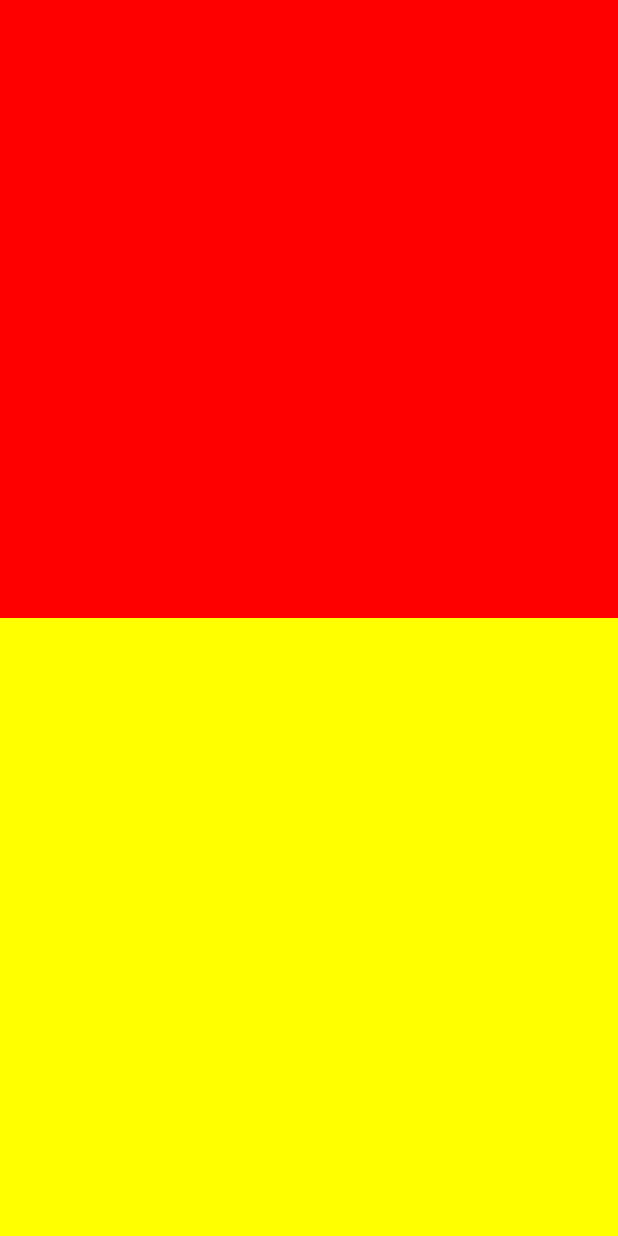
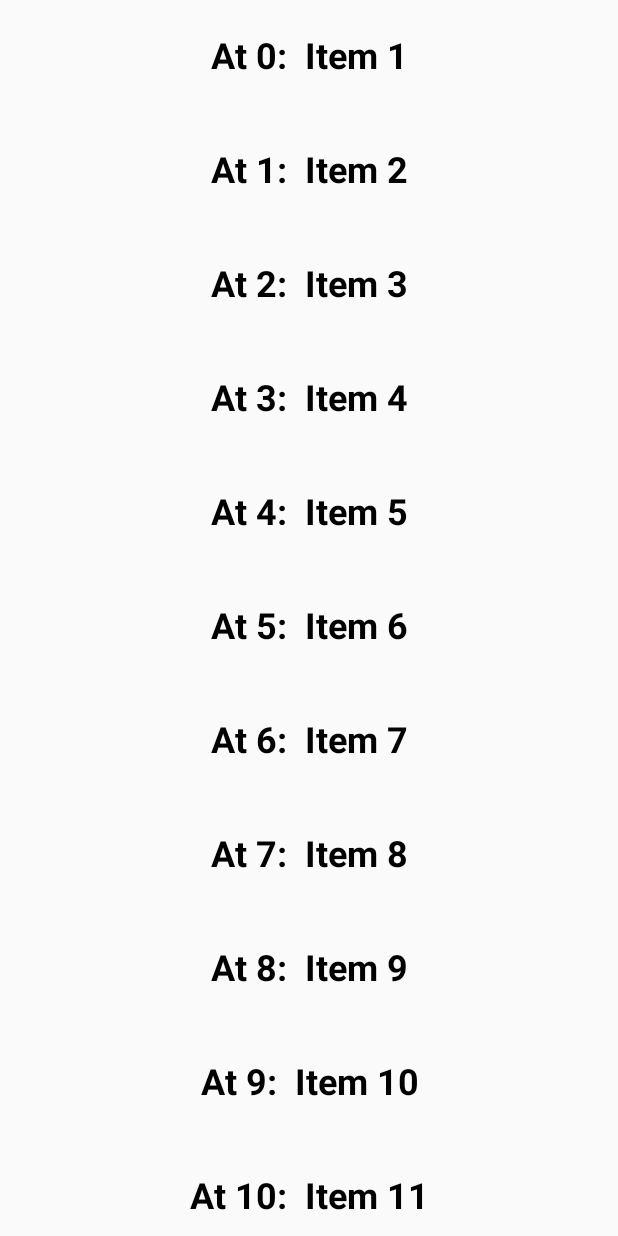
Before and after one commit to FarasatN/AppCompose, an Android app built with Jetpack Compose: the screen it shows after launch (MainActivity), on a phone screen of 412 x 824 dp. Run offline under Robolectric (Android 15) with nearby library versions, the phone set to English and light mode, and no system bars.

Commit message:
Replacement of Recyclerview

```diff
--- a/app/src/main/java/com/example/appcompose/MainActivity.kt
+++ b/app/src/main/java/com/example/appcompose/MainActivity.kt
@@ -2,8 +2,10 @@ package com.example.appcompose
 
 import android.annotation.SuppressLint
 import android.content.Intent
+import android.content.res.Resources.Theme
 import android.net.Uri
 import android.os.Bundle
+import android.widget.Button
 import androidx.activity.ComponentActivity
 import androidx.activity.compose.setContent
 import androidx.compose.foundation.background
@@ -11,10 +13,29 @@ import androidx.compose.foundation.clickable
 import androidx.compose.foundation.layout.Box
 import androidx.compose.foundation.layout.Column
 import androidx.compose.foundation.layout.fillMaxSize
+import androidx.compose.foundation.layout.fillMaxWidth
+import androidx.compose.foundation.layout.padding
+import androidx.compose.foundation.layout.wrapContentSize
+import androidx.compose.foundation.lazy.LazyColumn
+import androidx.compose.foundation.lazy.items
+import androidx.compose.foundation.lazy.itemsIndexed
+import androidx.compose.foundation.rememberScrollState
+import androidx.compose.foundation.verticalScroll
+import androidx.compose.material.icons.Icons
+import androidx.compose.material.icons.filled.Add
+import androidx.compose.material3.ExtendedFloatingActionButton
+import androidx.compose.material3.Icon
+import androidx.compose.material3.Scaffold
+import androidx.compose.material3.Snackbar
+import androidx.compose.material3.SnackbarHost
+import androidx.compose.material3.SnackbarHostState
 import androidx.compose.material3.Text
+import androidx.compose.material3.rememberBottomSheetScaffoldState
 import androidx.compose.runtime.Composable
 import androidx.compose.runtime.mutableStateOf
 import androidx.compose.runtime.remember
+import androidx.compose.runtime.rememberCoroutineScope
+import androidx.compose.ui.Alignment
 import androidx.compose.ui.Modifier
 import androidx.compose.ui.graphics.Color
 import androidx.compose.ui.platform.LocalUriHandler
@@ -26,8 +47,12 @@ import androidx.compose.ui.text.font.FontWeight
 import androidx.compose.ui.text.style.TextAlign
 import androidx.compose.ui.text.style.TextDecoration
 import androidx.compose.ui.text.withStyle
+import androidx.compose.ui.tooling.preview.Preview
+import androidx.compose.ui.unit.dp
 import androidx.compose.ui.unit.sp
 import kotlinx.coroutines.Delay
+import kotlinx.coroutines.launch
+import java.util.ArrayList
 import java.util.Timer
 import kotlin.random.Random
 
@@ -167,52 +192,148 @@ class MainActivity : ComponentActivity() {
         //--------------------------------
 
 
+//        setContent {
+//            Column(Modifier.fillMaxSize()) {
+//                val color = remember {
+//                    mutableStateOf(Color.Yellow)
+//                }
+//                ColorBox(
+//                    Modifier
+//                        .weight(1f)
+//                        .fillMaxSize()
+//                ){
+//                    color.value = it
+//                }
+//                Box(
+//                    modifier = Modifier
+//                        .background(color.value)
+//                        .weight(1f)
+//                        .fillMaxSize()
+//                )
+//            }
+//        }
+
+
+        //-----------------------------
+
+//        setContent{
+//            val scope = rememberCoroutineScope()
+//            val snackbarHostState = remember { SnackbarHostState() }
+//            Scaffold(
+//                snackbarHost = {
+//                    SnackbarHost(hostState = snackbarHostState)
+//                },
+//                floatingActionButton = {
+//                    ExtendedFloatingActionButton(
+//                        text = { Text("Show snackbar") },
+//                        icon = { Icon(Icons.Filled.Add, contentDescription = "") },
+//                        onClick = {
+//                            scope.launch {
+//                                snackbarHostState.showSnackbar("Snackbar")
+//                            }
+//                        }
+//                    )
+//                },
+//                content = { paddingValues ->
+//                    // Your main content goes here
+//                    Column(
+//                        modifier = Modifier
+//                            .fillMaxSize()
+//                            .padding(paddingValues) // Respect scaffold padding
+//                    ) {
+//                        Text("Hello, World!")
+//                    }
+//                }
+//            )
+//        }
+
+
+        //---------------------
+
         setContent {
-            Column(Modifier.fillMaxSize()) {
-                val color = remember {
-                    mutableStateOf(Color.Yellow)
+//            val scrollState = rememberScrollState()
+//            Column(
+//                modifier = Modifier.verticalScroll(scrollState)
+//            )
+            LazyColumn{
+//                items(5000){
+//                    Text(
+//                        text = "Item $it",
+//                        fontSize = 24.sp,
+//                        fontWeight = FontWeight.Bold,
+//                        textAlign = TextAlign.Center,
+//                        modifier = Modifier.fillMaxWidth()
+//                            .padding(vertical = 24.dp)
+//                    )
+//                }
+
+                val itemList = ArrayList<String>()
+                for (i in 1..5000) {
+                    itemList.add("Item $i")
                 }
-                ColorBox(
-                    Modifier
-                        .weight(1f)
-                        .fillMaxSize()
-                ){
-                    color.value = it
+
+                //replacement recyclerview
+                itemsIndexed(
+//                    listOf("This", "is", "Jetpack","Compose")
+                    itemList
+                ){index, string ->
+                    Text(
+                        text = "At $index:  $string",
+                        fontSize = 24.sp,
+                        fontWeight = FontWeight.Bold,
+                        textAlign = TextAlign.Center,
+                        modifier = Modifier.fillMaxWidth()
+                            .padding(vertical = 24.dp)
+                    )
                 }
-                Box(
-                    modifier = Modifier
-                        .background(color.value)
-                        .weight(1f)
-                        .fillMaxSize()
-                )
+
+
+
+//                for (i in 1..500){
+//                    Text(
+//                        text = "Item $i",
+//                        fontSize = 24.sp,
+//                        fontWeight = FontWeight.Bold,
+//                        textAlign = TextAlign.Center,
+//                        modifier = Modifier.fillMaxWidth()
+//                            .padding(vertical = 24.dp)
+//                    )
+//                }
             }
 
+        }
 
-        }
     }
 
 
-    @Composable
-    fun ColorBox(
-        modifier: Modifier = Modifier,
-        updateColor: (Color) -> Unit
-    ) {
-//        val color = remember {
-//            mutableStateOf(Color.Yellow)
-//        }
-        Box(modifier = modifier
-            .background(Color.Red)
-            .clickable {
-                updateColor(
-                    Color(
-                        Random.nextFloat(),
-                        Random.nextFloat(),
-                        Random.nextFloat(),
-                        1f
-                    )
-                )
-            })
-    }
+
+
+
+
+
+
+    //------------------------------
+//    @Composable
+//    fun ColorBox(
+//        modifier: Modifier = Modifier,
+//        updateColor: (Color) -> Unit
+//    ) {
+////        val color = remember {
+////            mutableStateOf(Color.Yellow)
+////        }
+//        Box(modifier = modifier
+//            .background(Color.Red)
+//            .clickable {
+//                updateColor(
+//                    Color(
+//                        Random.nextFloat(),
+//                        Random.nextFloat(),
+//                        Random.nextFloat(),
+//                        1f
+//                    )
+//                )
+//            })
+//    }
 
 
     //-------------------------
```
